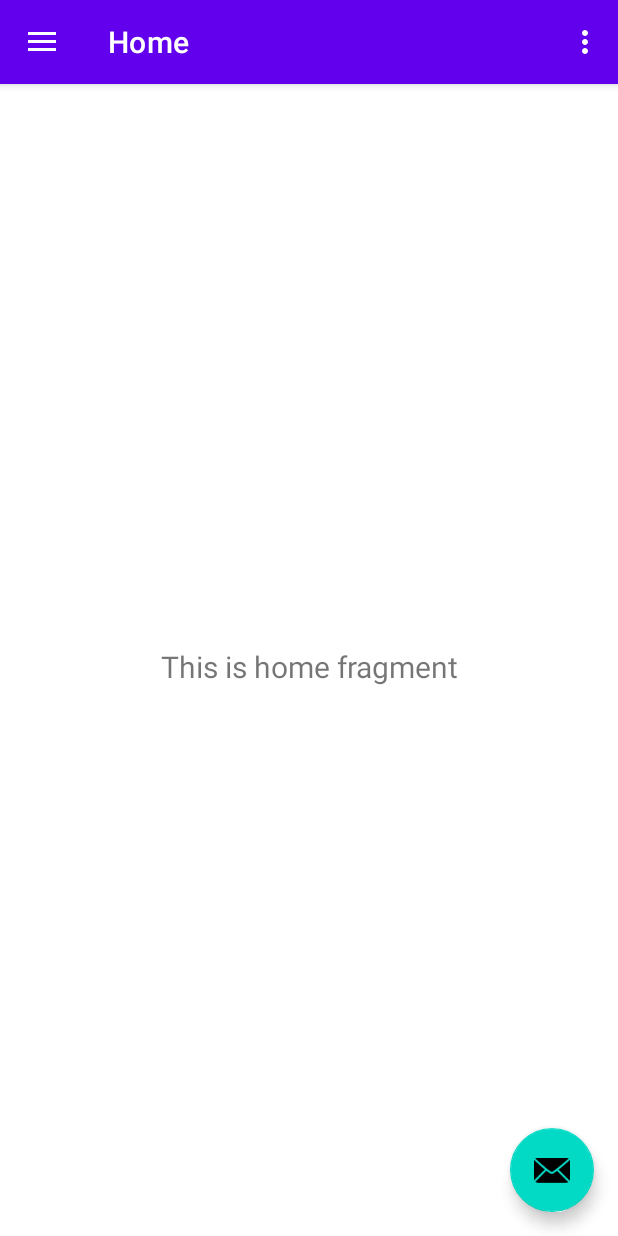
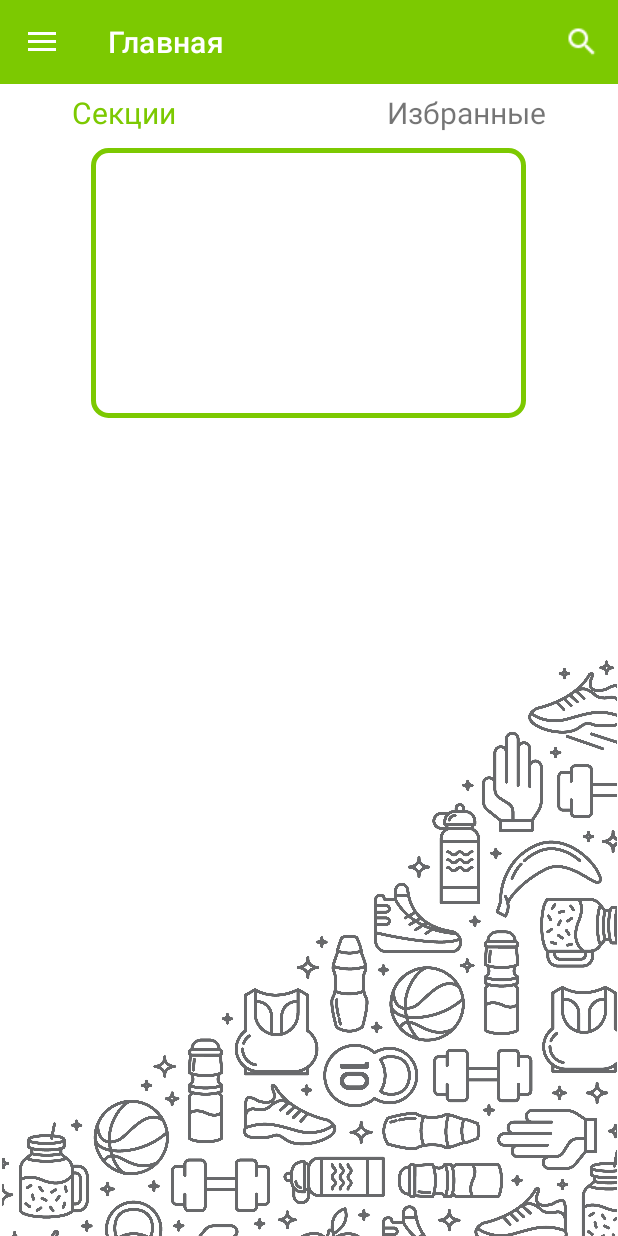
Before and after one commit to ilyushka02/androidAppJurnalForBC, an Android app: the UserActivity screen opened directly, with no data from a screen before it, on a phone screen of 412 x 824 dp. Run offline under Robolectric (Android 15) with nearby library versions, the phone set to English and light mode, and no system bars; our stand-ins replace navigation-ui.

Commit message:
rewrite main user activity

```diff
--- a/app/build.gradle
+++ b/app/build.gradle
@@ -3,13 +3,13 @@ plugins {
 }
 
 android {
-    compileSdkVersion 30
+    compileSdkVersion 31
     buildToolsVersion "30.0.3"
 
     defaultConfig {
         applicationId "com.example.sportjournal"
         minSdkVersion 16
-        targetSdkVersion 30
+        targetSdkVersion 31
         versionCode 1
         versionName "1.0"
 
--- a/app/src/main/java/com/example/sportjournal/MainActivity.java
+++ b/app/src/main/java/com/example/sportjournal/MainActivity.java
@@ -1,6 +1,4 @@
 package com.example.sportjournal;
-
-import androidx.appcompat.app.AppCompatActivity;
 
 import android.content.Intent;
 import android.os.Bundle;
@@ -8,6 +6,8 @@ import android.util.Log;
 import android.view.View;
 import android.widget.Button;
 import android.widget.TextView;
+
+import androidx.appcompat.app.AppCompatActivity;
 
 public class MainActivity extends AppCompatActivity implements View.OnClickListener {
     private  TextView textView_createAcc;
@@ -29,6 +29,7 @@ public class MainActivity extends AppCompatActivity implements View.OnClickListe
         switch (v.getId()){
             case R.id.signin_btn:
                 Log.d(MainActivity.class.getSimpleName() ,"Sign in btn detected ------------- click click click ");
+                openUserActivity();
                 break;
             case R.id.textCreateNewAccount:
                 openSignup();
@@ -40,4 +41,9 @@ public class MainActivity extends AppCompatActivity implements View.OnClickListe
         Intent intent = new Intent(this, Signup.class);
         startActivity(intent);
     }
+
+    private void openUserActivity() {
+        Intent intent = new Intent(this, UserActivity.class);
+        startActivity(intent);
+    }
 }
--- a/app/src/main/java/com/example/sportjournal/UserActivity.java
+++ b/app/src/main/java/com/example/sportjournal/UserActivity.java
@@ -26,14 +26,6 @@ public class UserActivity extends AppCompatActivity {
         setContentView(R.layout.activity_user);
         Toolbar toolbar = findViewById(R.id.toolbar);
         setSupportActionBar(toolbar);
-        FloatingActionButton fab = findViewById(R.id.fab);
-        fab.setOnClickListener(new View.OnClickListener() {
-            @Override
-            public void onClick(View view) {
-                Snackbar.make(view, "Replace with your own action", Snackbar.LENGTH_LONG)
-                        .setAction("Action", null).show();
-            }
-        });
         DrawerLayout drawer = findViewById(R.id.drawer_layout);
         NavigationView navigationView = findViewById(R.id.nav_view);
         // Passing each menu ID as a set of Ids because each
@@ -51,6 +43,7 @@ public class UserActivity extends AppCompatActivity {
     public boolean onCreateOptionsMenu(Menu menu) {
         // Inflate the menu; this adds items to the action bar if it is present.
         getMenuInflater().inflate(R.menu.user, menu);
+        getSupportActionBar().setTitle("Главная");
         return true;
     }
 
--- a/app/src/main/java/com/example/sportjournal/ui/home/HomeFragment.java
+++ b/app/src/main/java/com/example/sportjournal/ui/home/HomeFragment.java
@@ -4,7 +4,6 @@ import android.os.Bundle;
 import android.view.LayoutInflater;
 import android.view.View;
 import android.view.ViewGroup;
-import android.widget.TextView;
 
 import androidx.annotation.NonNull;
 import androidx.annotation.Nullable;
@@ -23,11 +22,10 @@ public class HomeFragment extends Fragment {
         homeViewModel =
                 new ViewModelProvider(this).get(HomeViewModel.class);
         View root = inflater.inflate(R.layout.fragment_home, container, false);
-        final TextView textView = root.findViewById(R.id.text_home);
         homeViewModel.getText().observe(getViewLifecycleOwner(), new Observer<String>() {
             @Override
-            public void onChanged(@Nullable String s) {
-                textView.setText(s);
+            public void onChanged(@Nullable String s)
+            {
             }
         });
         return root;
--- a/app/src/main/res/layout/app_bar_main.xml
+++ b/app/src/main/res/layout/app_bar_main.xml
@@ -15,19 +15,11 @@
             android:id="@+id/toolbar"
             android:layout_width="match_parent"
             android:layout_height="?attr/actionBarSize"
-            android:background="?attr/colorPrimary"
+            android:background="@color/green"
             app:popupTheme="@style/Theme.SportJournal.PopupOverlay" />
 
     </com.google.android.material.appbar.AppBarLayout>
 
     <include layout="@layout/content_main" />
 
-    <com.google.android.material.floatingactionbutton.FloatingActionButton
-        android:id="@+id/fab"
-        android:layout_width="wrap_content"
-        android:layout_height="wrap_content"
-        android:layout_gravity="bottom|end"
-        android:layout_margin="@dimen/fab_margin"
-        app:srcCompat="@android:drawable/ic_dialog_email" />
-
 </androidx.coordinatorlayout.widget.CoordinatorLayout>
--- a/app/src/main/res/layout/fragment_home.xml
+++ b/app/src/main/res/layout/fragment_home.xml
@@ -6,17 +6,76 @@
     android:layout_height="match_parent"
     tools:context=".ui.home.HomeFragment">
 
-    <TextView
-        android:id="@+id/text_home"
+    <ImageView
+        android:id="@+id/imageView"
         android:layout_width="match_parent"
-        android:layout_height="wrap_content"
-        android:layout_marginStart="8dp"
-        android:layout_marginTop="8dp"
-        android:layout_marginEnd="8dp"
-        android:textAlignment="center"
-        android:textSize="20sp"
+        android:layout_height="410dp"
+        android:layout_marginTop="400dp"
         app:layout_constraintBottom_toBottomOf="parent"
         app:layout_constraintEnd_toEndOf="parent"
         app:layout_constraintStart_toStartOf="parent"
-        app:layout_constraintTop_toTopOf="parent" />
+        app:layout_constraintTop_toTopOf="parent"
+        app:srcCompat="@drawable/bacground_img" />
+
+    <TableLayout
+        android:layout_width="match_parent"
+        android:layout_height="match_parent"
+        tools:layout_editor_absoluteX="204dp"
+        tools:layout_editor_absoluteY="178dp">
+
+        <TableRow
+            android:layout_width="match_parent"
+            android:layout_height="50dp"
+            android:orientation="horizontal"
+            android:gravity="center"
+            android:paddingTop="5dp">
+
+            <TextView
+                android:id="@+id/textView2"
+                android:layout_width="wrap_content"
+                android:layout_height="wrap_content"
+                android:layout_marginLeft="80dp"
+                android:text="@string/section"
+                android:textSize="20dp"
+                android:textColor="@color/green"
+                />
+
+            <TextView
+                android:id="@+id/textView3"
+                android:layout_width="wrap_content"
+                android:layout_height="wrap_content"
+                android:layout_marginRight="80dp"
+                android:text="@string/liked"
+                android:textSize="20dp"/>
+
+        </TableRow>
+
+        <TableRow
+            android:layout_width="match_parent"
+            android:layout_height="match_parent"
+            android:gravity="center"
+            android:layout_marginTop="10dp">
+
+            <ScrollView
+                android:layout_width="match_parent"
+                android:layout_height="match_parent">
+
+                <LinearLayout
+                    android:layout_width="match_parent"
+                    android:layout_height="wrap_content"
+                    android:orientation="vertical">
+
+                    <LinearLayout
+                        android:id="@+id/body_start_page"
+                        android:layout_width="290dp"
+                        android:layout_height="180dp"
+                        android:background="@drawable/shape_for_field"
+                        android:gravity="center"
+                        android:orientation="vertical">
+                    </LinearLayout>
+
+                </LinearLayout>
+            </ScrollView>
+        </TableRow>
+    </TableLayout>
 </androidx.constraintlayout.widget.ConstraintLayout>
--- a/app/src/main/res/menu/user.xml
+++ b/app/src/main/res/menu/user.xml
@@ -2,8 +2,8 @@
 <menu xmlns:android="http://schemas.android.com/apk/res/android"
     xmlns:app="http://schemas.android.com/apk/res-auto">
     <item
-        android:id="@+id/action_settings"
-        android:orderInCategory="100"
-        android:title="@string/action_settings"
-        app:showAsAction="never" />
+        android:id="@+id/action_search"
+        app:showAsAction="always"
+        android:icon="@drawable/serch_img"
+        android:title="@string/search_hint"/>
 </menu>
--- a/app/src/main/res/values/strings.xml
+++ b/app/src/main/res/values/strings.xml
@@ -11,4 +11,7 @@
     <string name="menu_home">Home</string>
     <string name="menu_gallery">Gallery</string>
     <string name="menu_slideshow">Slideshow</string>
+    <string name="search_hint">Serch</string>
+    <string name="section">Секции</string>
+    <string name="liked">Избранные</string>
 </resources>
```
Also changed, not shown: app/src/main/res/drawable-v24/serch_img.png (added).
